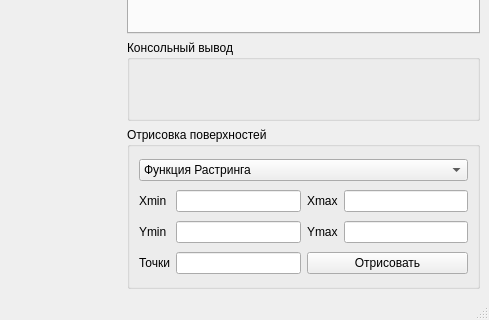
This is src/ui/main.ui in Dramaturg1/SearchOptimization as Qt 5 draws it before an edit; both pictures show x 417 to 906 and y 298 to 618 of the 906 by 618 pixel window. The edited form follows.
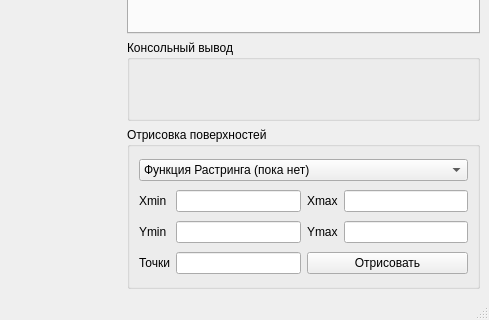
This is the edited form.

Commit message: added initial values autofill

What changed in the file:
```diff
--- a/src/ui/main.ui
+++ b/src/ui/main.ui
@@ -98,7 +98,7 @@
             <widget class="QComboBox" name="comboBox">
              <item>
               <property name="text">
-               <string>Функция Растринга</string>
+               <string>Функция Растринга (пока нет)</string>
               </property>
              </item>
              <item>
```
Left out of the diff: 6 changed lines with no effect on the pictures. The commit also changes 2 other files.
